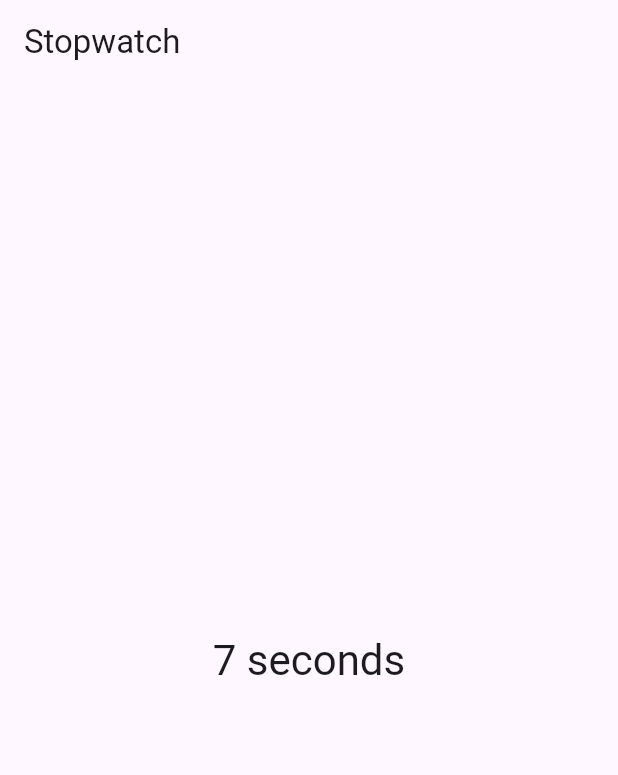
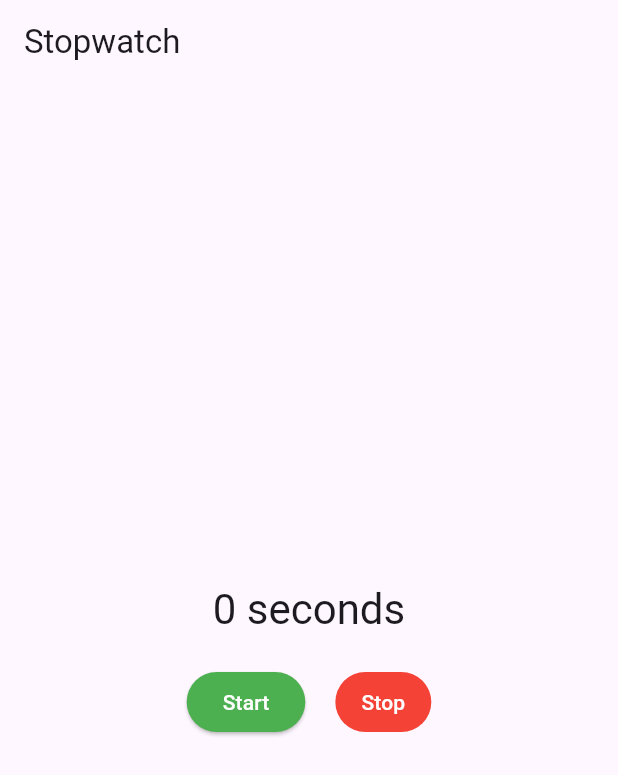
Before and after one commit to thisfren/Flutter-Cookbook, a Flutter app: the screen it shows after launch, on a phone screen of 412 x 824 dp. Shown: the top 775 px of the screen. Run offline on Flutter 3.47's test engine with Material 3 defaults, Android fonts, the phone set to English and light mode, and no system bars; our stand-ins replace google_fonts.

Commit message:
Interacting with buttons done.

```diff
--- a/Ch. 5/stopwatch/lib/stopwatch.dart
+++ b/Ch. 5/stopwatch/lib/stopwatch.dart
@@ -6,7 +6,7 @@ The State object takes over the build responsibilities from the widget.
 States can also be marked as dirty, which is what will cause them to repaint on the next frame.
 */
 import 'dart:async' show Timer;
-import 'package:flutter/material.dart' show AppBar, BuildContext, Center, Scaffold, State, StatefulWidget, Text, Theme, Widget;
+import 'package:flutter/material.dart' show AppBar, BuildContext, ButtonStyle, Center, Color, Colors, Column, ElevatedButton, MainAxisAlignment, MaterialStateProperty, Row, Scaffold, SizedBox, State, StatefulWidget, Text, TextButton, Theme, Widget, WidgetStateProperty;
 
 
 class StopWatch extends StatefulWidget { // A StatefulWidget is divided into two classes –the widget and its state
@@ -21,7 +21,15 @@ StatefulWidgets and their State are so tightly coupled that this is one of the f
 class StopWatchState extends State<StopWatch> {
   int seconds = 0;
   late Timer timer;
+  bool isTicking = false;
 
+  void onTick(Timer time) {
+    setState(() { // The setState function tells Flutter that a widget needs to be repainted
+      ++seconds;
+    });
+  }
+
+/*
   /*
   This method is used to initialize any non-final value in your state class. You can think of it as performing a job similar to a constructor.
   In our example, we used initState to kick off a Timer that fires once a second.
@@ -31,15 +39,10 @@ class StopWatchState extends State<StopWatch> {
   void initState() {
     super.initState();
 
-    void _onTick(Timer time) {
-      setState(() { // The setState function tells Flutter that a widget needs to be repainted
-        ++seconds;
-      });
-    }
-
     seconds = 0;
-    timer = Timer.periodic(Duration(seconds: 1), _onTick);
+    timer = Timer.periodic(Duration(seconds: 1), onTick);
   }
+*/
 
   /*
   The State's build method is identical to StatelessWidget's build method and is required.
@@ -53,11 +56,37 @@ class StopWatchState extends State<StopWatch> {
           'Stopwatch'
         )
       ),
-      body: Center(
-        child: Text(
-          '$seconds ${_secondsText()}',
-          style: Theme.of(context).textTheme.headlineMedium
-        )
+      body: Column(
+        mainAxisAlignment: MainAxisAlignment.center,
+        children: <Widget>[
+          Text(
+            '$seconds ${_secondsText()}',
+            style: Theme.of(context).textTheme.headlineMedium
+          ),
+          SizedBox(height: 20),
+          Row(
+            mainAxisAlignment: MainAxisAlignment.center,
+            children: <Widget>[
+              ElevatedButton(
+                style: ButtonStyle(
+                  backgroundColor: WidgetStateProperty.all<Color>(Colors.green), // MaterialStatePropery is deprecated
+                  foregroundColor: WidgetStateProperty.all<Color>(Colors.white)
+                ),
+                onPressed: isTicking ? null : _startTimer,
+                child: Text('Start')
+              ),
+              SizedBox(width: 20),
+              TextButton(
+                style: ButtonStyle(
+                  backgroundColor: WidgetStateProperty.all<Color>(Colors.red),
+                  foregroundColor: WidgetStateProperty.all<Color>(Colors.white)
+                ),
+                onPressed: isTicking ? _stopTimer : null,
+                child: Text('Stop'),
+              )
+            ]
+          )
+        ]
       )
     );
   }
@@ -66,6 +95,22 @@ class StopWatchState extends State<StopWatch> {
   Add this helper function just after the build method to make sure that our text is always grammatically correct
   */
   String _secondsText() => seconds == 1 ? 'second' : 'seconds';
+
+  void _startTimer() {
+    timer = Timer.periodic(Duration(seconds: 1), onTick);
+    setState(() {
+      seconds = 0;
+      isTicking = true;
+    });
+  }
+
+  void _stopTimer() {
+    timer.cancel();
+
+    setState(() {
+      isTicking = false;
+    });
+  }
 
   /*
   Finally, we just need to make sure the timer stops ticking when we close the screen.
@@ -78,16 +123,3 @@ class StopWatchState extends State<StopWatch> {
     super.dispose();
   }
 }
-
-/*
-The State class has a life cycle.
-Unlike StatelessWidget, which is nothing more than a build method, StatefulWidgets have a few different life cycle methods that are called in a specific order.
-In this recipe, you used initState and dispose, but the full list of life cycle methods, in order, is as follows:
-initState
-didChangeDependencies
-didUpdateWidget
-build (required)
-reassemble
-deactivate
-dispose
-*/
```
Also changed, not shown: 1 other file.
